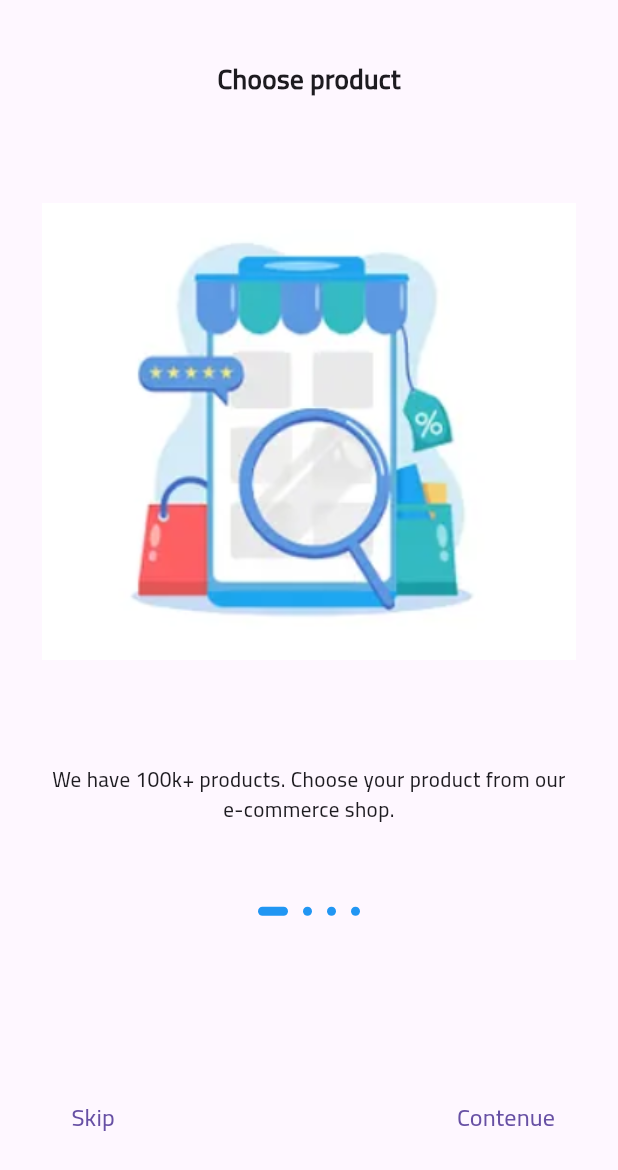
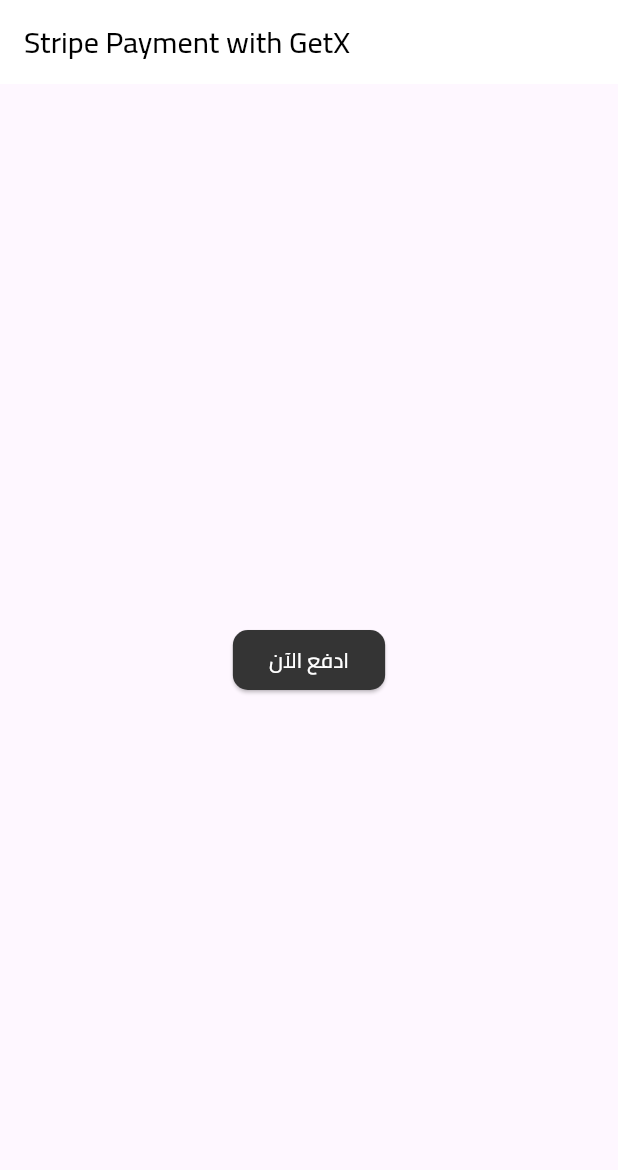
Before and after one commit to almlyky/ecommerce-flutter, a Flutter app: the screen it shows after launch, on a phone screen of 412 x 824 dp. Shown: the top 1170 px of the screen. Run offline on Flutter 3.47's test engine with Material 3 defaults, Android fonts, the phone set to English and light mode, and no system bars; our stand-ins replace cached_network_image, carousel_slider, dartz, firebase_auth, firebase_core, flutter_dotenv and 10 more; missing offline and left inert: flutter_stripe, mapbox_maps_flutter; accounts and stored records are empty.

Commit message:
add payment getway strip

```diff
--- /dev/null
+++ b/lib/controler/contentapp/paymentcontroller.dart
@@ -0,0 +1,59 @@
+import 'dart:convert';
+import 'dart:io';
+// import 'package:eccommerce_new/core/constant/linksapi.dart';
+// import 'package:eccommerce_new/core/constant/linksapi.dart' as LinksApi;
+import 'package:eccommerce_new/core/constant/linksapi.dart';
+import 'package:eccommerce_new/core/my_classes/statusrequest.dart';
+import 'package:eccommerce_new/core/my_function/handledata.dart';
+import 'package:eccommerce_new/data/remote/controlData.dart';
+import 'package:get/get.dart';
+import 'package:http/http.dart' as http;
+import 'package:flutter_stripe/flutter_stripe.dart';
+
+Controldata controldata = Controldata();
+late StatusRequest statusRequest;
+
+class PaymentController extends GetxController {
+  var isLoading = false.obs;
+
+  String? customerId;
+  String? ephemeralKey;
+  String? setupIntentClientSecret;
+
+
+  Future<Map<String, dynamic>> _initStripe(int amount) async {
+  final res = await http.post(
+    Uri.parse(createPaymentIntent),
+    body: {"amount": amount.toString()},
+  );
+
+  return jsonDecode(res.body);
+}
+
+
+  Future<void> makePayment(int amount) async {
+  try {
+    isLoading.value = true;
+
+    final data = await _initStripe(amount);
+
+    await Stripe.instance.initPaymentSheet(
+      paymentSheetParameters: SetupPaymentSheetParameters(
+        paymentIntentClientSecret: data["client_secret"],
+        customerId: data["customer_id"],
+        customerEphemeralKeySecret: data["ephemeral_key"],
+        merchantDisplayName: "My Django Shop",
+      ),
+    );
+
+    await Stripe.instance.presentPaymentSheet();
+
+    Get.snackbar("نجاح", "✅ تم الدفع بنجاح");
+  } catch (e) {
+    Get.snackbar("خطأ", e.toString());
+  } finally {
+    isLoading.value = false;
+  }
+}
+
+}
--- a/lib/core/constant/linksapi.dart
+++ b/lib/core/constant/linksapi.dart
@@ -52,5 +52,7 @@ const String OrderItemList = "$djServer/pages/orderitemlist/";
 
 // api offer
 const String offer = "$djServer/pages/offer/";
+const String createPaymentIntent = "$djServer/create_payment_intent/";
+
 
 // const String linkssignup="https://jsonplaceholder.typicode.com/posts";
--- a/lib/main.dart
+++ b/lib/main.dart
@@ -3,9 +3,11 @@ import 'package:eccommerce_new/core/constant/route.dart';
 import 'package:eccommerce_new/firebase_options.dart';
 import 'package:eccommerce_new/routes.dart';
 import 'package:eccommerce_new/core/serveces/serveces.dart';
+import 'package:eccommerce_new/view/screan/contentapp/Payment.dart';
 import 'package:firebase_core/firebase_core.dart';
 import 'package:flutter/material.dart';
 import 'package:flutter_dotenv/flutter_dotenv.dart';
+import 'package:flutter_stripe/flutter_stripe.dart';
 import 'package:get/get.dart';
 import 'package:flutter/services.dart';
 import 'package:mapbox_maps_flutter/mapbox_maps_flutter.dart';
@@ -16,6 +18,7 @@ main() async {
   WidgetsFlutterBinding.ensureInitialized();
   // String accessToken = String.fromEnvironment("ACCESS_TOKEN");
   await dotenv.load(fileName: ".env");
+  Stripe.publishableKey = dotenv.env['PUBLISHABLE_KEY'] ?? '';
   final accessToken = dotenv.env['MAPBOX_ACCESS_TOKEN'] ?? '';
   MapboxOptions.setAccessToken(
     accessToken,
@@ -51,8 +54,8 @@ class _MyhomepageState extends State<Myhomepage> {
       translations: Mytranslte(),
       debugShowCheckedModeBanner: false,
       getPages: routeapp,
-      // home: Mapbox(),
-      initialRoute: AppRoute.onboarding,
+      home: PaymentPage(),
+      // initialRoute: AppRoute.onboarding,
       theme: ThemeData(
           fontFamily: "Cairo",
           appBarTheme: const AppBarTheme(
--- /dev/null
+++ b/lib/view/screan/contentapp/Payment.dart
@@ -0,0 +1,29 @@
+import 'package:eccommerce_new/controler/contentapp/paymentcontroller.dart';
+import 'package:flutter/material.dart';
+import 'package:get/get.dart';
+
+class PaymentPage extends StatelessWidget {
+  const PaymentPage({super.key});
+
+  @override
+  Widget build(BuildContext context) {
+    final controller = Get.put(PaymentController());
+
+    return Scaffold(
+      appBar: AppBar(title: const Text("Stripe Payment with GetX")),
+      body: Center(
+        child: Obx(() {
+          if (controller.isLoading.value) {
+            return const CircularProgressIndicator();
+          }
+          return ElevatedButton(
+            onPressed: () async {
+              await controller.makePayment(4000); // 20$
+            },
+            child: const Text("ادفع الآن"),
+          );
+        }),
+      ),
+    );
+  }
+}
--- a/pubspec.yaml
+++ b/pubspec.yaml
@@ -55,6 +55,7 @@ dependencies:
   geolocator: ^13.0.4
   flutter_dotenv: ^5.2.1
   geocoding: ^4.0.0
+  flutter_stripe: ^11.5.0
 
 dev_dependencies:
   flutter_test:
```
Also changed, not shown: lib/view/screan/contentapp/HomeScrean.dart (line endings or trailing spaces), pubspec.lock, 1 other file.
